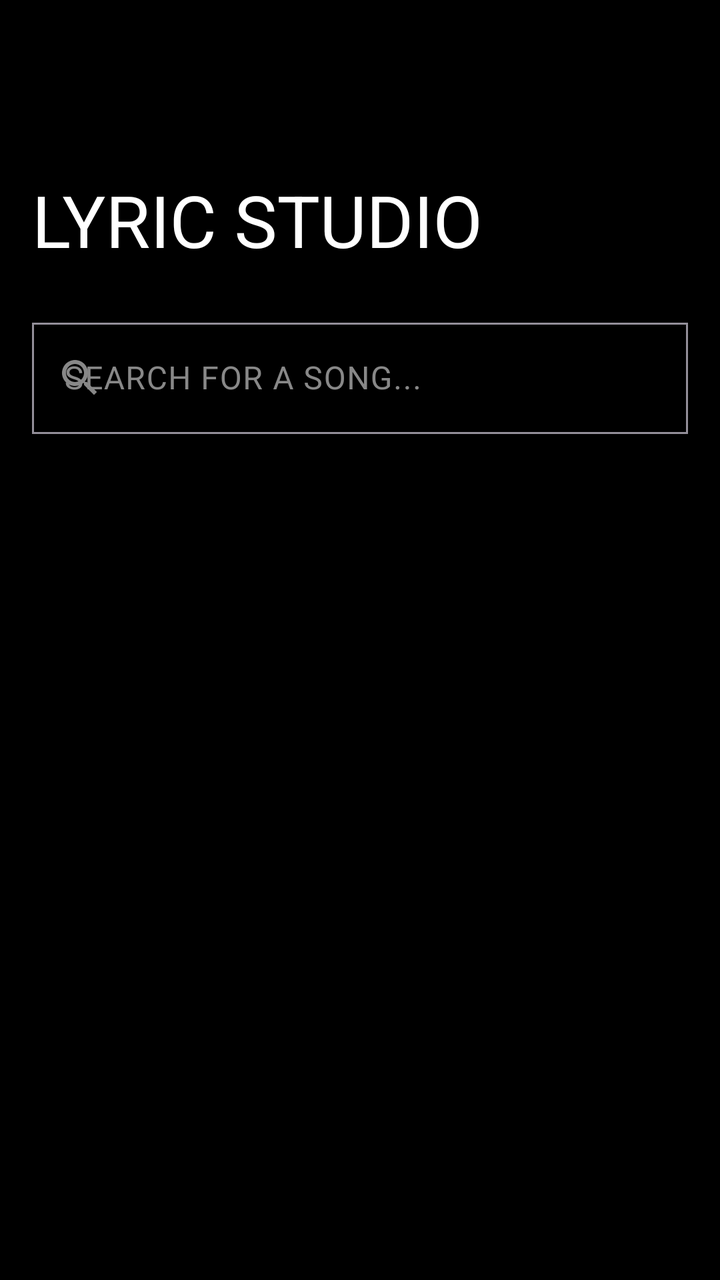
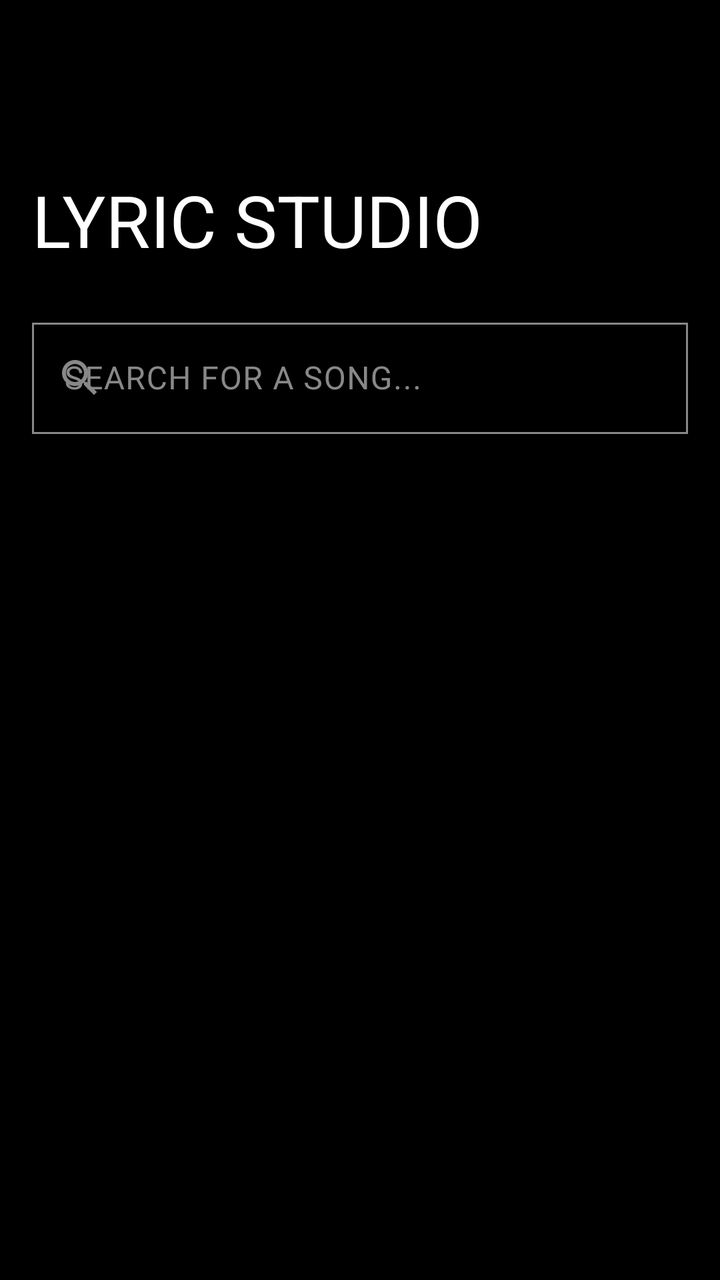

Screens rendered from an Android XML layout before and after an edit, with the pre-edit source and the edit as a unified diff.
<!-- AndroidManifest.xml: activity theme Theme.OdysseyGlyph -->
<!-- res/layout/activity_lyric_studio.xml -->
<?xml version="1.0" encoding="utf-8"?>
<androidx.coordinatorlayout.widget.CoordinatorLayout 
    xmlns:android="http://schemas.android.com/apk/res/android"
    xmlns:app="http://schemas.android.com/apk/res-auto"
    android:layout_width="match_parent"
    android:layout_height="match_parent"
    android:background="?android:attr/colorBackground"
    android:fitsSystemWindows="true">

    <com.google.android.material.appbar.AppBarLayout
        android:layout_width="match_parent"
        android:layout_height="140dp"
        android:background="?android:attr/colorBackground"
        android:fitsSystemWindows="true">

        <com.google.android.material.appbar.CollapsingToolbarLayout
            android:layout_width="match_parent"
            android:layout_height="match_parent"
            app:layout_scrollFlags="scroll|exitUntilCollapsed"
            app:collapsedTitleTextAppearance="@style/TextAppearance.Odyssey.CollapsedTitle"
            app:expandedTitleTextAppearance="@style/TextAppearance.Odyssey.ExpandedTitle"
            app:collapsedTitleTextColor="?attr/colorOnSurface"
            app:expandedTitleTextColor="?attr/colorOnSurface"
            app:title="LYRIC STUDIO">

            <com.google.android.material.appbar.MaterialToolbar
                android:id="@+id/toolbar"
                android:layout_width="match_parent"
                android:layout_height="?attr/actionBarSize"
                app:layout_collapseMode="pin" />
        </com.google.android.material.appbar.CollapsingToolbarLayout>
    </com.google.android.material.appbar.AppBarLayout>

    <ScrollView
        android:id="@+id/scrollView"
        android:layout_width="match_parent"
        android:layout_height="match_parent"
        app:layout_behavior="@string/appbar_scrolling_view_behavior"
        android:fillViewport="true">

        <LinearLayout
            android:layout_width="match_parent"
            android:layout_height="wrap_content"
            android:orientation="vertical"
            android:padding="@dimen/spacing_medium">

            
            <com.google.android.material.textfield.TextInputLayout
                android:layout_width="match_parent"
                android:layout_height="wrap_content"
                style="@style/Widget.Material3.TextInputLayout.OutlinedBox"
                app:startIconDrawable="@drawable/ic_search"
                app:boxCornerRadiusTopStart="0dp"
                app:boxCornerRadiusTopEnd="0dp"
                app:boxCornerRadiusBottomStart="0dp"
                app:boxCornerRadiusBottomEnd="0dp">
                
                <com.google.android.material.textfield.TextInputEditText
                    android:id="@+id/etSearch"
                    android:layout_width="match_parent"
                    android:layout_height="wrap_content"
                    android:hint="SEARCH FOR A SONG..."
                    android:fontFamily="@font/jetbrains_mono"
                    android:singleLine="true" />
            </com.google.android.material.textfield.TextInputLayout>
            
            <FrameLayout
                android:layout_width="match_parent"
                android:layout_height="wrap_content">
                
                
                <FrameLayout
                    android:id="@+id/previewCard"
                    android:layout_width="match_parent"
                    android:layout_height="@dimen/video_card_height"
                    android:layout_marginTop="@dimen/spacing_medium"
                    android:background="@drawable/bg_preview_bezel"
                    android:visibility="gone">
                    <com.example.odysseyglyph.CenteredImageView
                        android:id="@+id/previewImage"
                        android:layout_width="match_parent"
                        android:layout_height="match_parent"
                        android:layout_margin="1dp"
                        android:background="#000000" />
                </FrameLayout>
                
                
                <LinearLayout
                    android:id="@+id/resultsContainer"
                    android:layout_width="match_parent"
                    android:layout_height="wrap_content"
                    android:orientation="vertical"
                    android:layout_marginTop="@dimen/spacing_medium" />
            </FrameLayout>

            
            <LinearLayout
                android:id="@+id/editorPanel"
                android:layout_width="match_parent"
                android:layout_height="wrap_content"
                android:orientation="vertical"
                android:visibility="gone"
                android:layout_marginTop="@dimen/spacing_large">
                
                <TextView
                    android:layout_width="wrap_content"
                    android:layout_height="wrap_content"
                    android:text="TYPOGRAPHY"
                    android:fontFamily="@font/jetbrains_mono"
                    android:textAppearance="?attr/textAppearanceTitleSmall"
                    android:layout_marginBottom="@dimen/spacing_small" />
                    
                <com.google.android.material.button.MaterialButtonToggleGroup
                    android:id="@+id/toggleTypography"
                    android:layout_width="match_parent"
                    android:layout_height="wrap_content"
                    app:singleSelection="true"
                    app:selectionRequired="true"
                    android:layout_marginBottom="@dimen/spacing_medium">
                    <com.google.android.material.button.MaterialButton
                        android:id="@+id/btnTypePixel"
                        android:layout_width="0dp"
                        android:layout_weight="1"
                        android:layout_height="wrap_content"
                        style="?attr/materialButtonOutlinedStyle"
                        app:cornerRadius="0dp"
                        android:fontFamily="@font/jetbrains_mono"
                        android:text="PIXEL" />
                    <com.google.android.material.button.MaterialButton
                        android:id="@+id/btnTypeBold"
                        android:layout_width="0dp"
                        android:layout_weight="1"
                        android:layout_height="wrap_content"
                        style="?attr/materialButtonOutlinedStyle"
                        app:cornerRadius="0dp"
                        android:fontFamily="@font/jetbrains_mono"
                        android:text="BOLD" />
                    <com.google.android.material.button.MaterialButton
                        android:id="@+id/btnTypeSmooth"
                        android:layout_width="0dp"
                        android:layout_weight="1"
                        android:layout_height="wrap_content"
                        style="?attr/materialButtonOutlinedStyle"
                        app:cornerRadius="0dp"
                        android:fontFamily="@font/jetbrains_mono"
                        android:text="SMOOTH" />
                </com.google.android.material.button.MaterialButtonToggleGroup>

                <TextView
                    android:layout_width="wrap_content"
                    android:layout_height="wrap_content"
                    android:text="ANIMATION"
                    android:fontFamily="@font/jetbrains_mono"
                    android:textAppearance="?attr/textAppearanceTitleSmall"
                    android:layout_marginBottom="@dimen/spacing_small" />
                    
                <com.google.android.material.button.MaterialButtonToggleGroup
                    android:id="@+id/toggleAnimation"
                    android:layout_width="match_parent"
                    android:layout_height="wrap_content"
                    app:singleSelection="true"
                    app:selectionRequired="true"
                    android:layout_marginBottom="@dimen/spacing_large">
                    <com.google.android.material.button.MaterialButton
                        android:id="@+id/btnAnimFlash"
                        android:layout_width="0dp"
                        android:layout_weight="1"
                        android:layout_height="wrap_content"
                        style="?attr/materialButtonOutlinedStyle"
                        app:cornerRadius="0dp"
                        android:fontFamily="@font/jetbrains_mono"
                        android:text="⚡ FLASH" />
                    <com.google.android.material.button.MaterialButton
                        android:id="@+id/btnAnimScroll"
                        android:layout_width="0dp"
                        android:layout_weight="1"
                        android:layout_height="wrap_content"
                        style="?attr/materialButtonOutlinedStyle"
                        app:cornerRadius="0dp"
                        android:fontFamily="@font/jetbrains_mono"
                        android:text="⟵ SCROLL" />
                </com.google.android.material.button.MaterialButtonToggleGroup>

                <View android:layout_width="match_parent" android:layout_height="1dp" android:background="#33FFFFFF" android:layout_marginBottom="@dimen/spacing_medium"/>

                
                <LinearLayout
                    android:layout_width="match_parent"
                    android:layout_height="wrap_content"
                    android:orientation="vertical"
                    android:paddingVertical="@dimen/spacing_medium"
                    android:layout_marginBottom="@dimen/spacing_medium">
                    
                    <TextView
                        android:id="@+id/tvLyricPreview"
                        android:layout_width="match_parent"
                        android:layout_height="wrap_content"
                        android:text="TRIM LYRICS (DEFAULT: FIRST 20S)"
                        android:gravity="center"
                        android:fontFamily="@font/jetbrains_mono"
                        android:textAppearance="?attr/textAppearanceBodyMedium"
                        android:layout_marginBottom="@dimen/spacing_small" />
                        
                    <TextView
                        android:id="@+id/tvTrimTimes"
                        android:layout_width="match_parent"
                        android:layout_height="wrap_content"
                        android:text="0.0S - 20.0S"
                        android:fontFamily="@font/jetbrains_mono"
                        android:gravity="center"
                        android:textAppearance="?attr/textAppearanceTitleSmall" />

                    <com.google.android.material.slider.RangeSlider
                        android:id="@+id/rangeSlider"
                        android:layout_width="match_parent"
                        android:layout_height="wrap_content"
                        app:tickVisible="false" />
                </LinearLayout>
                
                <View android:layout_width="match_parent" android:layout_height="1dp" android:background="#33FFFFFF" android:layout_marginBottom="@dimen/spacing_medium"/>

                <com.google.android.material.textfield.TextInputLayout
                    android:layout_width="match_parent"
                    android:layout_height="wrap_content"
                    style="@style/Widget.Material3.TextInputLayout.OutlinedBox.ExposedDropdownMenu"
                    android:hint="SAVE TO SLOT"
                    android:layout_marginBottom="@dimen/spacing_large">
                    
                    <com.google.android.material.textfield.MaterialAutoCompleteTextView
                        android:id="@+id/slotSpinner"
                        android:layout_width="match_parent"
                        android:layout_height="wrap_content"
                        android:inputType="none"
                        android:fontFamily="@font/jetbrains_mono"
                        app:simpleItems="@array/save_slots" />
                </com.google.android.material.textfield.TextInputLayout>

                
                <LinearLayout
                    android:id="@+id/audioCard"
                    android:layout_width="match_parent"
                    android:layout_height="wrap_content"
                    android:orientation="vertical"
                    android:paddingVertical="@dimen/spacing_medium"
                    android:layout_marginBottom="@dimen/spacing_large">
                    
                    <LinearLayout
                        android:layout_width="match_parent"
                        android:layout_height="wrap_content"
                        android:orientation="horizontal"
                        android:gravity="center_vertical">
                        
                        <TextView
                            android:id="@+id/tvAudioStatus"
                            android:layout_width="0dp"
                            android:layout_weight="1"
                            android:layout_height="wrap_content"
                            android:text="AUDIO: UNATTACHED"
                            android:fontFamily="@font/jetbrains_mono"
                            android:textAppearance="?attr/textAppearanceTitleMedium" />
                            
                        <com.google.android.material.materialswitch.MaterialSwitch
                            android:id="@+id/switchAudio"
                            android:layout_width="wrap_content"
                            android:layout_height="wrap_content"
                            android:checked="true"
                            android:visibility="gone" />
                    </LinearLayout>
                    
                    <com.google.android.material.button.MaterialButton
                        android:id="@+id/btnAttachAudio"
                        style="@style/Widget.Material3.Button.OutlinedButton"
                        android:layout_width="match_parent"
                        android:layout_height="wrap_content"
                        android:text="SELECT LOCAL AUDIO"
                        android:fontFamily="@font/jetbrains_mono"
                        app:cornerRadius="0dp"
                        app:icon="@drawable/ic_audio"
                        android:layout_marginTop="@dimen/spacing_small" />
                </LinearLayout>

                <View android:layout_width="match_parent" android:layout_height="1dp" android:background="#33FFFFFF" android:layout_marginBottom="@dimen/spacing_medium"/>

                
                <com.google.android.material.button.MaterialButton
                    android:id="@+id/btnRender"
                    android:layout_width="match_parent"
                    android:layout_height="wrap_content"
                    android:text="RENDER LYRIC HOLOGRAM"
                    android:fontFamily="@font/jetbrains_mono"
                    android:letterSpacing="0.1"
                    app:cornerRadius="0dp"
                    app:backgroundTint="?attr/colorPrimary"
                    android:textColor="#FFFFFF"
                    android:paddingVertical="16dp" />
                    
                <com.google.android.material.button.MaterialButton
                    android:id="@+id/btnCancel"
                    style="@style/Widget.Material3.Button.OutlinedButton"
                    android:layout_width="match_parent"
                    android:layout_height="wrap_content"
                    android:text="CANCEL"
                    android:fontFamily="@font/jetbrains_mono"
                    app:cornerRadius="0dp"
                    android:textColor="?attr/colorError"
                    app:strokeColor="?attr/colorError"
                    android:visibility="gone"
                    android:layout_marginTop="@dimen/spacing_small"
                    android:paddingVertical="16dp" />

                
                <com.example.odysseyglyph.GlyphProgressView
                    android:id="@+id/progressBar"
                    android:layout_width="match_parent"
                    android:layout_height="24dp"
                    android:layout_marginVertical="@dimen/spacing_medium"
                    android:visibility="gone" />
                    
                <com.google.android.material.button.MaterialButton
                    android:id="@+id/btnOpenManager"
                    style="@style/Widget.Material3.Button.OutlinedButton"
                    android:layout_width="match_parent"
                    android:layout_height="wrap_content"
                    android:text="OPEN TOYS MANAGER"
                    android:fontFamily="@font/jetbrains_mono"
                    app:cornerRadius="0dp"
                    android:visibility="gone"
                    android:layout_marginTop="@dimen/spacing_medium" />
                    
            </LinearLayout>
        </LinearLayout>
    </ScrollView>
</androidx.coordinatorlayout.widget.CoordinatorLayout>
<!-- resources referenced by this layout -->
<resources>
  <string-array name="save_slots">
          <item>Slot 1</item>
          <item>Slot 2</item>
          <item>Slot 3</item>
      </string-array>
  <dimen name="spacing_large">24dp</dimen>
  <dimen name="spacing_medium">16dp</dimen>
  <dimen name="spacing_small">8dp</dimen>
  <dimen name="video_card_height">350dp</dimen>
  <!-- drawable bg_preview_bezel (drawable) -->
  <?xml version="1.0" encoding="utf-8"?>
  <shape xmlns:android="http://schemas.android.com/apk/res/android"
      android:shape="rectangle">
      
      <solid android:color="#0A0A0A" />
      
      
      <stroke android:width="1dp" android:color="#33FFFFFF" />
  </shape>
  <!-- drawable ic_audio (drawable) -->
  <vector xmlns:android="http://schemas.android.com/apk/res/android"
      android:width="24dp"
      android:height="24dp"
      android:viewportWidth="24"
      android:viewportHeight="24">
    <path
        android:pathData="M12,3v10.55c-0.59,-0.34 -1.27,-0.55 -2,-0.55 -2.21,0 -4,1.79 -4,4s1.79,4 4,4 4,-1.79 4,-4V7h4V3h-6z"
        android:fillColor="#FFFFFF"/>
  </vector>
  <style name="TextAppearance.Odyssey.CollapsedTitle" parent="TextAppearance.Material3.TitleLarge">
          <item name="android:fontFamily">@font/dotgothic16</item>
      </style>
  <style name="TextAppearance.Odyssey.ExpandedTitle" parent="TextAppearance.Material3.DisplaySmall">
          <item name="android:fontFamily">@font/dotgothic16</item>
      </style>
  <style name="Theme.OdysseyGlyph" parent="Theme.Material3.Dark.NoActionBar">
          
          <item name="colorPrimary">@color/colorPrimary</item>
          <item name="colorSecondary">@color/colorSecondary</item>
          <item name="colorSurface">@color/colorSurface</item>
          <item name="colorSurfaceVariant">@color/colorSurfaceVariant</item>
          <item name="android:colorBackground">@color/colorBackground</item>
          <item name="colorOnSurface">@color/colorOnSurface</item>
          <item name="colorOnSurfaceVariant">@color/colorOnSurfaceVariant</item>
          <item name="colorError">@color/colorError</item>
          
          
          <item name="android:statusBarColor">@android:color/transparent</item>
          <item name="android:navigationBarColor">@android:color/transparent</item>
          
          
          <item name="shapeAppearanceSmallComponent">@style/ShapeAppearance.Odyssey.Sharp</item>
          <item name="shapeAppearanceMediumComponent">@style/ShapeAppearance.Odyssey.Sharp</item>
          <item name="shapeAppearanceLargeComponent">@style/ShapeAppearance.Odyssey.Sharp</item>
          
          
          <item name="android:fontFamily">sans-serif</item>
      </style>
  <color name="colorPrimary">#EA3323</color>
  <color name="colorSecondary">#FFFFFF</color>
  <color name="colorSurface">#0A0A0A</color>
  <color name="colorSurfaceVariant">#141414</color>
  <color name="colorBackground">#000000</color>
  <color name="colorOnSurface">#FFFFFF</color>
  <color name="colorOnSurfaceVariant">#888888</color>
  <color name="colorError">#EA3323</color>
  <style name="ShapeAppearance.Odyssey.Sharp" parent="ShapeAppearance.Material3.SmallComponent">
          <item name="cornerFamily">rounded</item>
          <item name="cornerSize">2dp</item>
      </style>
  <!-- unchanged entries left out for length: 1 -->
</resources>

<!-- the commit's change to res/layout/activity_lyric_studio.xml (unified diff, before → after) -->
@@ -327,6 +327,11 @@
                     android:visibility="gone"
                     android:layout_marginTop="@dimen/spacing_medium" />
                     
+                
+                <Space
+                    android:layout_width="match_parent"
+                    android:layout_height="100dp" />
+                    
             </LinearLayout>
         </LinearLayout>
     </ScrollView>
<!-- resource entries referenced after the edit -->
@@ -47,6 +47,14 @@
           <item name="colorError">@color/colorError</item>
           
           
+          <item name="colorPrimaryContainer">@color/colorPrimary</item>
+          <item name="colorOnPrimaryContainer">@color/colorBackground</item>
+          <item name="colorSecondaryContainer">@color/colorSurfaceVariant</item>
+          <item name="colorOnSecondaryContainer">@color/colorOnSurface</item>
+          <item name="colorTertiaryContainer">@color/colorSurfaceVariant</item>
+          <item name="colorOutline">@color/colorOnSurfaceVariant</item>
+          
+          
           <item name="android:statusBarColor">@android:color/transparent</item>
           <item name="android:navigationBarColor">@android:color/transparent</item>
           
